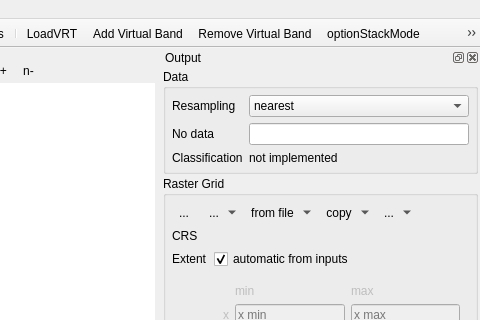
jakimowb/virtual-raster-builder, file vrtbuilder/ui/vrtbuilder.ui: the form before one commit; both pictures show x 358 to 838 and y 0 to 320 of the 838 by 709 pixel window.
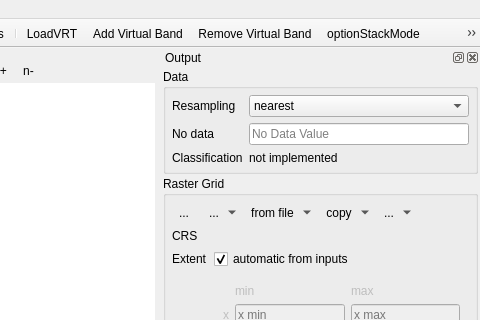
The form after the commit. Icons and pictures are not drawn. Custom widgets are drawn as their Qt base class.

```diff
--- a/vrtbuilder/ui/vrtbuilder.ui
+++ b/vrtbuilder/ui/vrtbuilder.ui
@@ -625,6 +625,9 @@
           <property name="readOnly">
            <bool>false</bool>
           </property>
+          <property name="placeholderText">
+           <string>No Data Value</string>
+          </property>
          </widget>
         </item>
        </layout>
```
